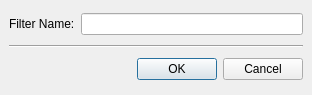
Old version of the form src/shared/help/filternamedialog.ui in the repository qt-creator/qt-creator.
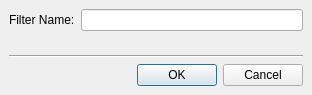
New version of the form.

Commit message:
Add spacer between widget and dialogbox button in filternamedialog
So layout is ok when we resize dialog

```diff
--- a/src/shared/help/filternamedialog.ui
+++ b/src/shared/help/filternamedialog.ui
@@ -29,14 +29,27 @@
    <item row="0" column="1" colspan="2" >
     <widget class="QLineEdit" name="lineEdit" />
    </item>
-   <item row="1" column="0" colspan="3" >
+   <item row="1" column="0">
+    <spacer name="verticalSpacer">
+     <property name="orientation">
+      <enum>Qt::Vertical</enum>
+     </property>
+     <property name="sizeHint" stdset="0">
+      <size>
+       <width>20</width>
+       <height>40</height>
+      </size>
+     </property>
+    </spacer>
+   </item>
+   <item row="2" column="0" colspan="3" >
     <widget class="Line" name="line" >
      <property name="orientation" >
       <enum>Qt::Horizontal</enum>
      </property>
     </widget>
    </item>
-   <item row="2" column="0" colspan="2" >
+   <item row="3" column="0" colspan="2" >
     <spacer>
      <property name="orientation" >
       <enum>Qt::Horizontal</enum>
@@ -49,7 +62,7 @@
      </property>
     </spacer>
    </item>
-   <item row="2" column="2" >
+   <item row="3" column="2" >
     <widget class="QDialogButtonBox" name="buttonBox" >
      <property name="orientation" >
       <enum>Qt::Horizontal</enum>
```
